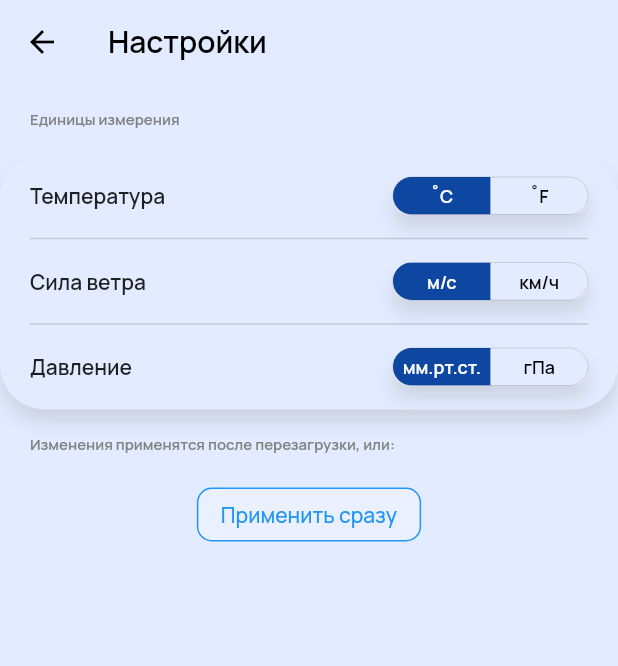
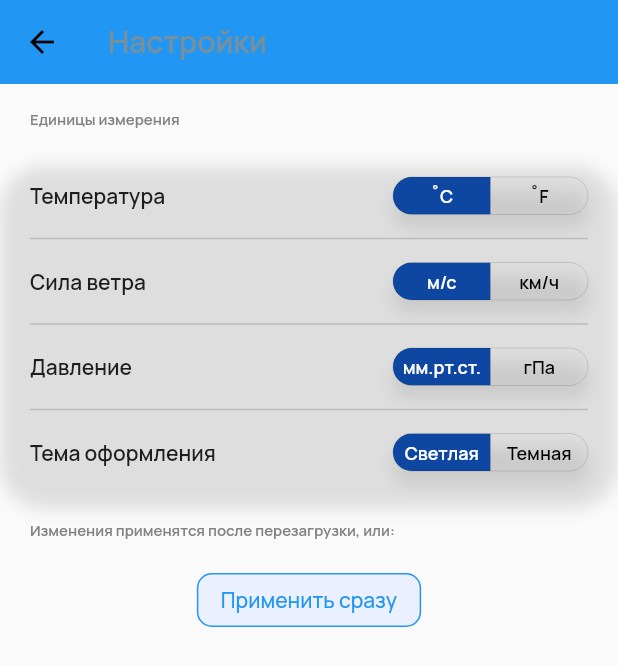
Before and after one commit to Pechenyice/flutterWeatherApp, a Flutter app: the WeatherAppSettings screen opened by its route, on a phone screen of 412 x 824 dp. Shown: the top 666 px of the screen. Run offline on Flutter 3.47's test engine with Material 2 defaults, Android fonts, the phone set to English and light mode, and no system bars; our stand-ins replace shared_preferences; accounts and stored records are empty; network calls fail; statements that could not run were skipped.

Commit message:
created and tested switch theme mechanism

```diff
--- a/lib/pages/weather_app_settings.dart
+++ b/lib/pages/weather_app_settings.dart
@@ -1,4 +1,5 @@
 import 'package:flutter/material.dart';
+import 'package:flutter_weather_app/helpers/ThemeColors.dart';
 import 'package:shared_preferences/shared_preferences.dart';
 
 class WeatherAppSettings extends StatefulWidget {
@@ -12,6 +13,7 @@ class _WeatherAppSettingsState extends State<WeatherAppSettings> {
   List<String> tempSettings = ["1", "0"];
   List<String> windSettings = ["1", "0"];
   List<String> paSettings = ["1", "0"];
+  List<String> themeSettings = ["1", "0"];
 
   Future<void> initSettings() async {
     SharedPreferences prefs = await SharedPreferences.getInstance();
@@ -19,6 +21,7 @@ class _WeatherAppSettingsState extends State<WeatherAppSettings> {
       tempSettings = prefs.getStringList('tempSettings') ?? ["1", "0"];
       windSettings = prefs.getStringList('windSettings') ?? ["1", "0"];
       paSettings = prefs.getStringList('paSettings') ?? ["1", "0"];
+      themeSettings = prefs.getStringList('themeSettings') ?? ["1", "0"];
     });
     // await prefs.setInt('counter', counter);
   }
@@ -34,6 +37,15 @@ class _WeatherAppSettingsState extends State<WeatherAppSettings> {
   // setting for 2 toggles only
   Widget createSetting(
       name, valuesList, proxyList, proxyName, valuesNamesList) {
+
+    if (proxyName == 'themeSettings') {
+      if (valuesList[1]) {
+        ThemeColors.black = Colors.black;
+      } else {
+        ThemeColors.black = Colors.white;
+      }
+    }
+
     return Row(
       mainAxisAlignment: MainAxisAlignment.spaceBetween,
       children: [
@@ -47,7 +59,7 @@ class _WeatherAppSettingsState extends State<WeatherAppSettings> {
         Container(
           height: 25.0,
           decoration: BoxDecoration(
-            color: Color(0xFFE2EBFF),
+            color: ThemeColors.weatherBackground,
             borderRadius: BorderRadius.all(Radius.circular(10)),
             boxShadow: [
               BoxShadow(
@@ -106,7 +118,7 @@ class _WeatherAppSettingsState extends State<WeatherAppSettings> {
   Widget build(BuildContext context) {
     return Scaffold(
       appBar: AppBar(
-        backgroundColor: Color(0xFFE2EBFF),
+        backgroundColor: ThemeColors.weatherBackground,
         iconTheme: IconThemeData(
           color: Colors.black,
         ),
@@ -116,13 +128,13 @@ class _WeatherAppSettingsState extends State<WeatherAppSettings> {
           style: TextStyle(
             fontSize: 20.0,
             fontWeight: FontWeight.w600,
-            color: Colors.black,
+            color: ThemeColors.black,
           ),
         ),
       ),
       body: SizedBox.expand(
         child: Container(
-          color: Color(0xFFE2EBFF),
+          color: ThemeColors.weatherBackground,
           child: Column(
             children: [
               Padding(
@@ -142,7 +154,7 @@ class _WeatherAppSettingsState extends State<WeatherAppSettings> {
               ),
               Container(
                 decoration: BoxDecoration(
-                  color: Color(0xFFE2EBFF),
+                  color: ThemeColors.weatherBackground,
                   borderRadius: BorderRadius.all(Radius.circular(30)),
                   boxShadow: [
                     BoxShadow(
@@ -194,7 +206,21 @@ class _WeatherAppSettingsState extends State<WeatherAppSettings> {
                           ],
                           paSettings,
                           "paSettings",
-                          ['мм.рт.ст.', 'гПа'])
+                          ['мм.рт.ст.', 'гПа']),
+                      Divider(
+                        height: 32.0,
+                        thickness: 1.0,
+                        color: Colors.black.withOpacity(.15),
+                      ),
+                      createSetting(
+                          'Тема оформления',
+                          [
+                            themeSettings[0] == "1" ? true : false,
+                            themeSettings[1] == "1" ? true : false
+                          ],
+                          themeSettings,
+                          "themeSettings",
+                          ['Светлая', 'Темная']),
                     ],
                   ),
                 ),
```
